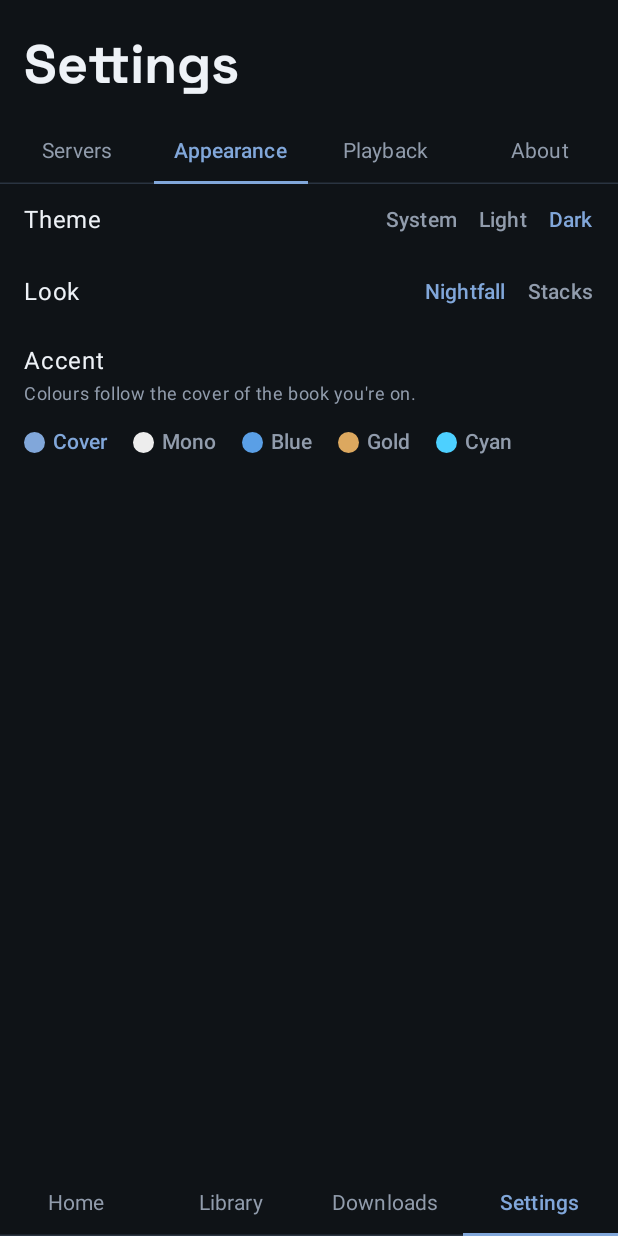
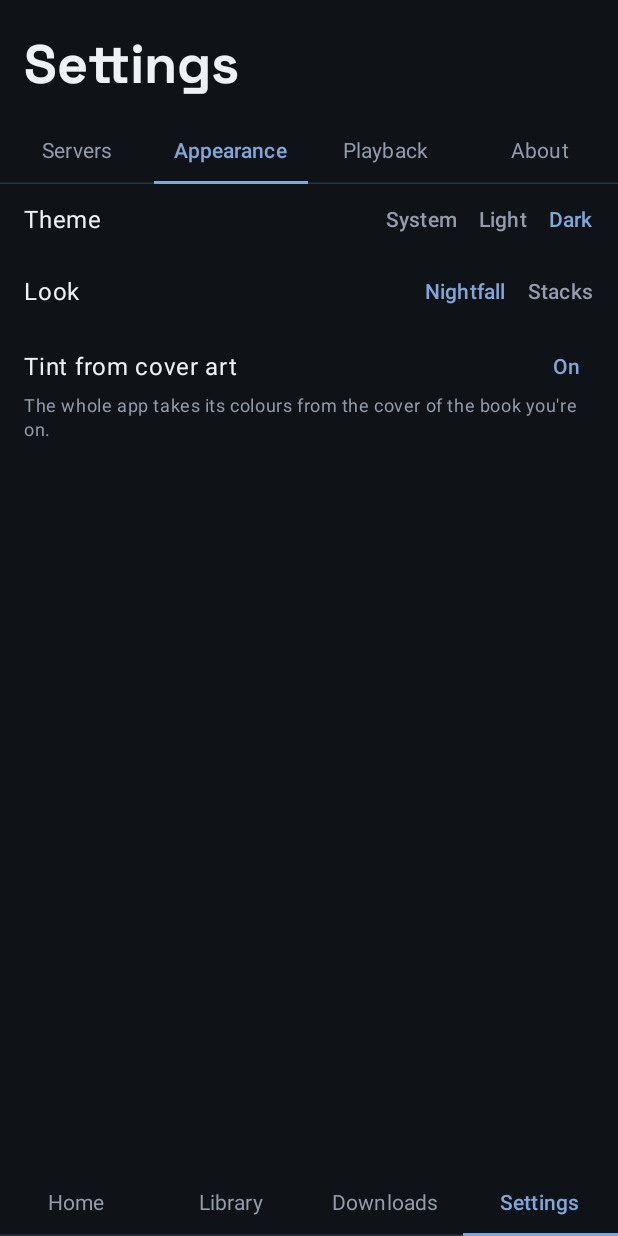
Before and after one commit to jonsjsj/codexaudio, an Android app built with Jetpack Compose: the SettingsScreen screen opened through its navigation route, after a tap on "Appearance", on a phone screen of 412 x 824 dp. Run offline under Robolectric (Android 15) with nearby library versions, the phone set to English and light mode, and no system bars; our stand-ins replace Dagger/Hilt's generated code; libraries missing offline, so code that uses them is left out: androidx.palette.graphics; 3 statements that could not run were skipped.

Commit message:
0.4.8.0: cover tinting is an explicit Settings toggle
Settings -> Appearance now has a clear 'Tint from cover art' On/Off switch
instead of hiding 'Cover' as one swatch among the fixed accents. On uses the
cover-derived palette; off reveals the fixed accents (Mono/Blue/Gold/Cyan) to
pick from. Gives an obvious way to turn cover tinting off.

Co-Authored-By: Claude Opus 4.8 <noreply@anthropic.com>

```diff
--- a/app/build.gradle.kts
+++ b/app/build.gradle.kts
@@ -19,8 +19,8 @@ android {
         // per release, roll into the third for feature batches. versionCode
         // strictly +1 every build (the OTA check compares it). History: vc2=0.1,
         // vc3=0.1.1 (shipped as "1.0.0"/"1.1.0", renumbered), …, vc12=0.2.0.
-        versionCode = 56
-        versionName = "0.4.7.0"
+        versionCode = 57
+        versionName = "0.4.8.0"
 
         // OTA endpoints, tried in order (see UpdateManager.bases()). Codex
         // MIRRORS the same manifest + APK, so it's a real second route rather
--- a/feature/settings/src/main/kotlin/no/bellaybestia/audex/feature/settings/SettingsScreen.kt
+++ b/feature/settings/src/main/kotlin/no/bellaybestia/audex/feature/settings/SettingsScreen.kt
@@ -163,34 +163,59 @@ fun SettingsScreen(
             )
         }
         item(key = "appearance-accent") {
+            // Cover tinting is now an explicit toggle (On = cover-derived palette,
+            // Off = a fixed accent). Previously "Cover" was one swatch among the
+            // static accents, which read as a colour choice, not "follow the cover".
+            val coverTint = themePrefs.accent == AccentChoice.COVER
             Column(Modifier.fillMaxWidth().padding(horizontal = 16.dp, vertical = 10.dp)) {
-                Text(text = "Accent", style = MaterialTheme.typography.bodyLarge)
+                Row(verticalAlignment = Alignment.CenterVertically) {
                     Text(
-                    text = if (themePrefs.accent == AccentChoice.COVER) {
-                        "Colours follow the cover of the book you're on."
+                        text = "Tint from cover art",
+                        style = MaterialTheme.typography.bodyLarge,
+                        modifier = Modifier.weight(1f),
+                    )
+                    Text(
+                        text = if (coverTint) "On" else "Off",
+                        style = MaterialTheme.typography.labelLarge,
+                        color = if (coverTint) MaterialTheme.colorScheme.primary
+                        else MaterialTheme.colorScheme.onSurfaceVariant,
+                        modifier = Modifier
+                            // On -> cover palette; Off -> fall back to a fixed accent
+                            // (Mono, a neutral greyscale, unless one was already picked).
+                            .clickable {
+                                viewModel.setAccent(
+                                    if (coverTint) AccentChoice.MONO else AccentChoice.COVER,
+                                )
+                            }
+                            .padding(horizontal = 8.dp, vertical = 6.dp),
+                    )
+                }
+                Text(
+                    text = if (coverTint) {
+                        "The whole app takes its colours from the cover of the book you're on."
                     } else {
-                        "Pick Cover to let each book colour the app."
+                        "Off — the app uses a fixed accent. Pick one below."
                     },
                     style = MaterialTheme.typography.bodySmall,
                     color = MaterialTheme.colorScheme.onSurfaceVariant,
                     modifier = Modifier.padding(top = 2.dp),
                 )
+                // Fixed accents only matter when cover tinting is off.
+                if (!coverTint) {
                     Row(
                         modifier = Modifier
                             .padding(top = 10.dp)
                             .horizontalScroll(rememberScrollState()),
                         horizontalArrangement = Arrangement.spacedBy(16.dp),
                     ) {
-                    AccentChoice.entries.forEach { choice ->
+                        AccentChoice.entries.filter { it != AccentChoice.COVER }.forEach { choice ->
                             val selected = themePrefs.accent == choice
                             val dot = when (choice) {
-                            // The live derived accent — the swatch literally shows
-                            // the colour the current cover is tinting the app with.
-                            AccentChoice.COVER -> MaterialTheme.colorScheme.primary
                                 AccentChoice.MONO -> Color(0xFFEDEDED)
                                 AccentChoice.BLUE -> Color(0xFF5A9FE6)
                                 AccentChoice.GOLD -> Color(0xFFDCA85F)
                                 AccentChoice.CYAN -> Color(0xFF4DD0FF)
+                                AccentChoice.COVER -> MaterialTheme.colorScheme.primary
                             }
                             Row(
                                 verticalAlignment = Alignment.CenterVertically,
@@ -206,6 +231,7 @@ fun SettingsScreen(
                                     else MaterialTheme.colorScheme.onSurfaceVariant,
                                     modifier = Modifier.padding(start = 5.dp),
                                 )
+                            }
                         }
                     }
                 }
```
Also changed, not shown: 1 other file. Lines whose indentation alone changed are shown as unchanged.
